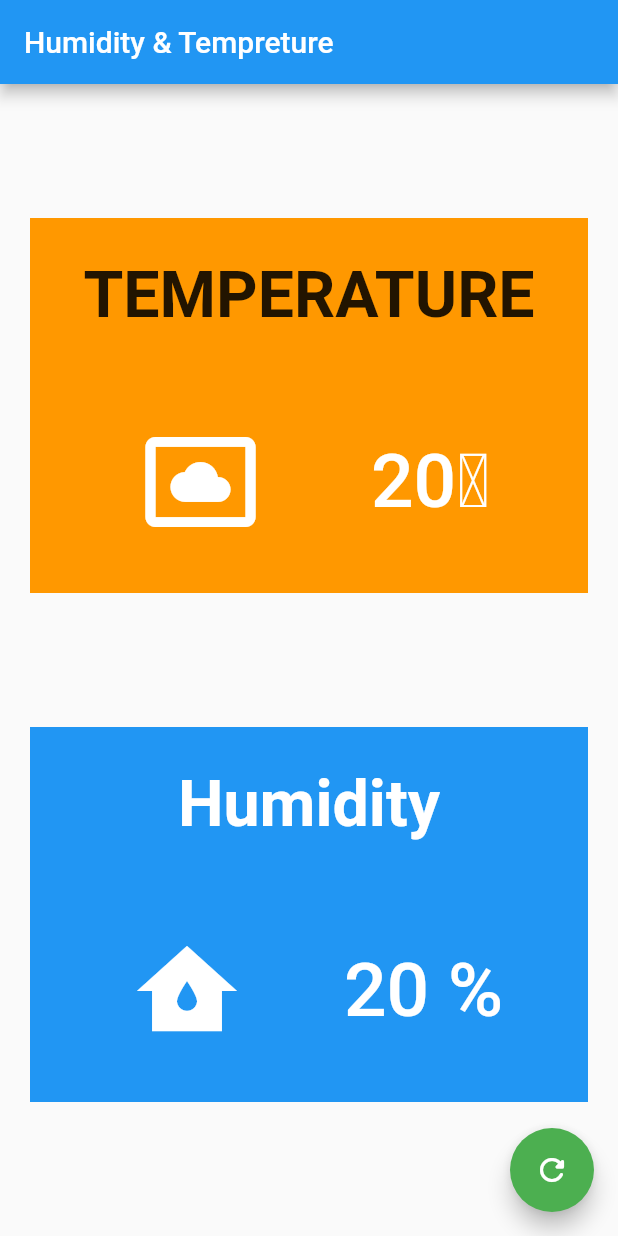
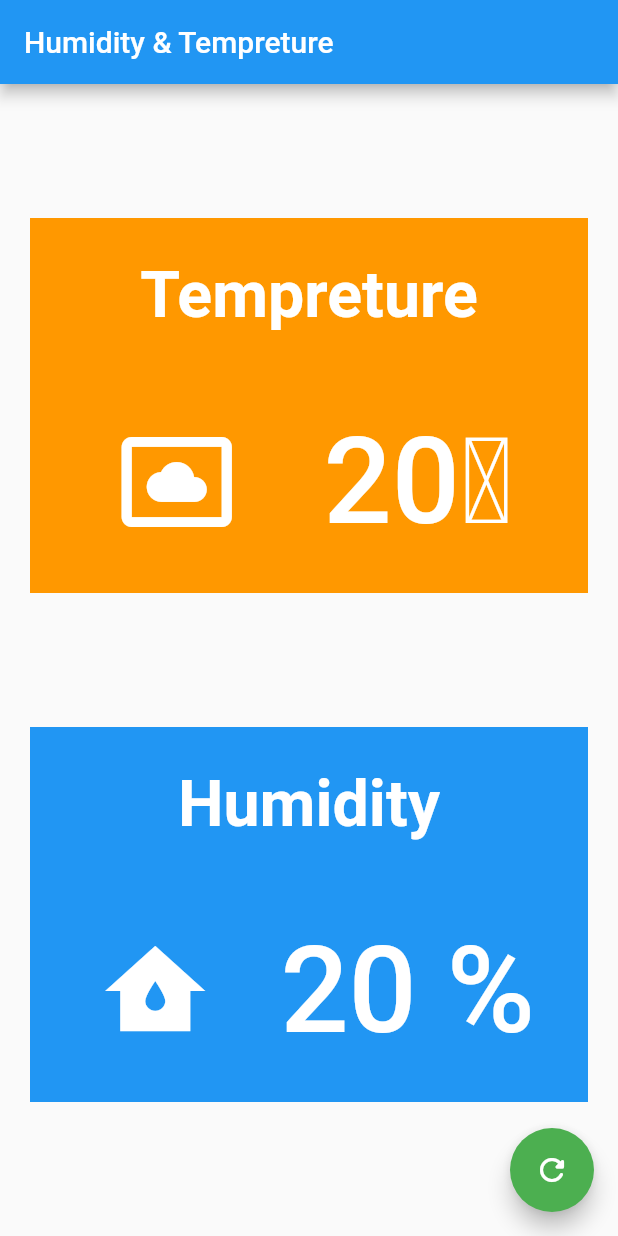
Before and after one commit to Tinh1004/app_temperature, a Flutter app: the screen it shows after launch, on a phone screen of 412 x 824 dp. Run offline on Flutter 3.47's test engine with Material 2 defaults, Android fonts, the phone set to English and light mode, and no system bars.

Commit message:
Update main.dart

```diff
--- a/lib/main.dart
+++ b/lib/main.dart
@@ -64,10 +64,11 @@ class _MyHomePageState extends State<MyHomePage> {
             mainAxisAlignment: MainAxisAlignment.spaceAround,
 
             children: [
-              Text("TEMPERATURE",
+              Text("Tempreture",
                 style: TextStyle(
                   fontSize: 43,
                   fontWeight: FontWeight.bold,
+                  color: Colors.white
 
                 ),
               ),
@@ -83,7 +84,7 @@ class _MyHomePageState extends State<MyHomePage> {
                   Text(
                     temperature.toString()+"\u2103",
                     style: TextStyle(
-                        fontSize: 50.0,
+                        fontSize: 80.0,
                         fontWeight: FontWeight.w500,
                         color: Colors.white
 
@@ -123,7 +124,7 @@ class _MyHomePageState extends State<MyHomePage> {
                   Text(
                     humidity.toString()+" %",
                     style: TextStyle(
-                        fontSize: 50.0,
+                        fontSize: 80.0,
                         fontWeight: FontWeight.w500,
                         color: Colors.white
                     ),
```
